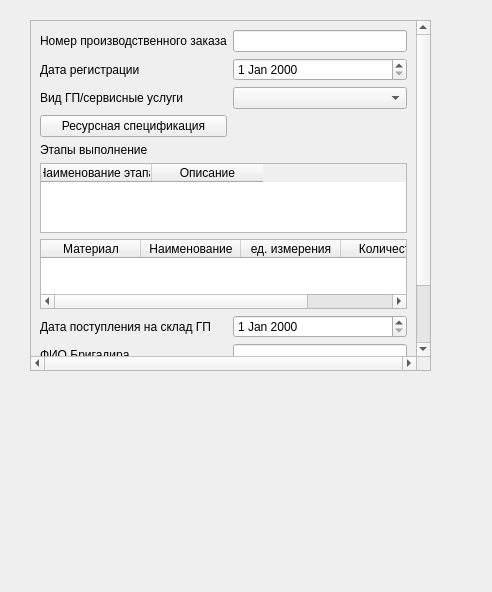
Before: the Qt Designer form productionorder.ui in anastasia-dushanova/ERPsystem, drawn with Qt 5.
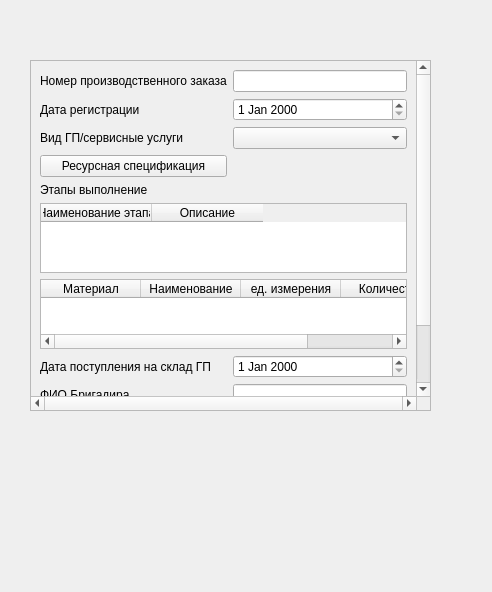
After: the same form once the commit is applied.

Commit message: -добавлены таблицы в БД, кнопка выхода из аккаунта

Diff of the .ui file:
```diff
--- a/productionorder.ui
+++ b/productionorder.ui
@@ -17,7 +17,7 @@
    <property name="geometry">
     <rect>
      <x>30</x>
-     <y>20</y>
+     <y>60</y>
      <width>401</width>
      <height>351</height>
     </rect>
@@ -36,8 +36,8 @@
      <rect>
       <x>0</x>
       <y>0</y>
-      <width>385</width>
-      <height>412</height>
+      <width>378</width>
+      <height>472</height>
      </rect>
     </property>
     <layout class="QGridLayout" name="gridLayout">
```
The commit also changes 5 other files.
